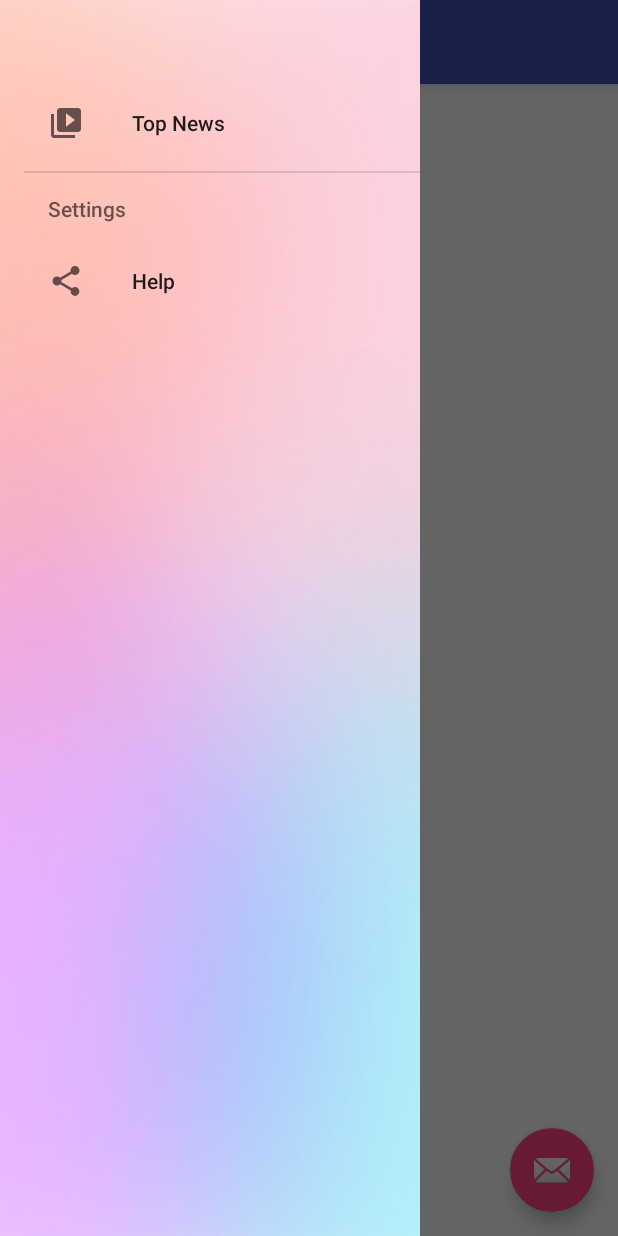
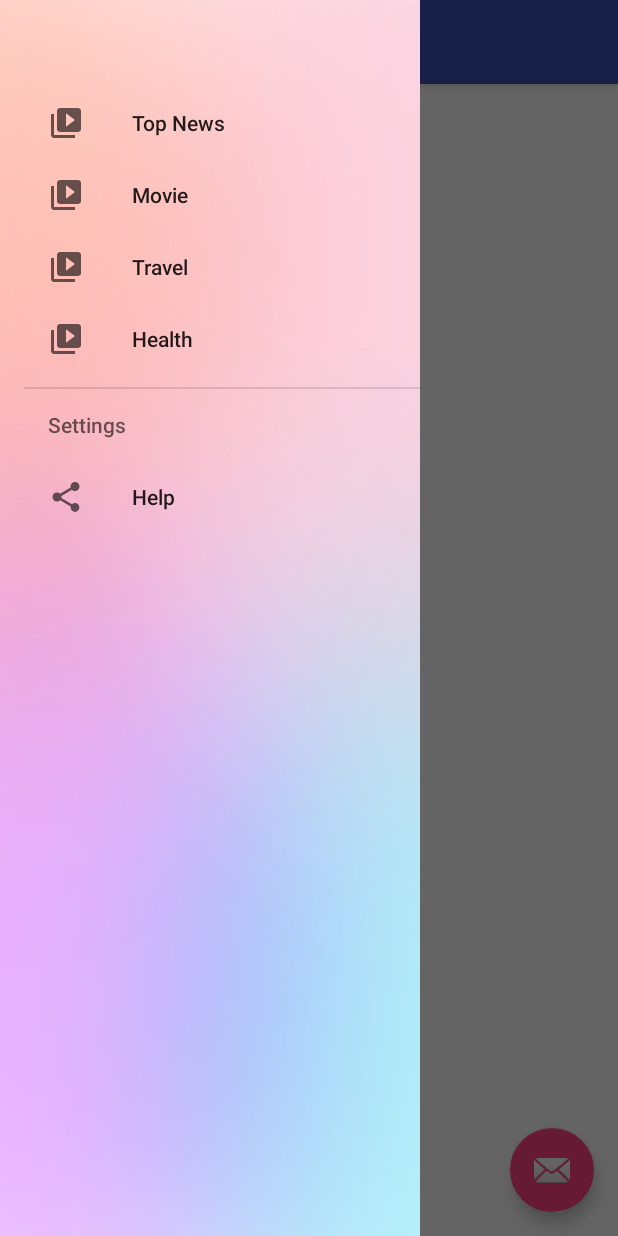
Before and after one commit to joannesong/EnoughApp, an Android app: the screen it shows after launch (NewsActivity), with the side drawer open, on a phone screen of 412 x 824 dp. Run offline under Robolectric (Android 15) with nearby library versions, the phone set to English and light mode, and no system bars.

Commit message:
Created 4 fragments for the news: Top News, Health, Movie, Travel in NewsActivity

```diff
--- a/app/src/main/res/menu/activity_news_drawer.xml
+++ b/app/src/main/res/menu/activity_news_drawer.xml
@@ -8,6 +8,18 @@
       android:id="@+id/nav_topnews"
       android:icon="@drawable/ic_menu_slideshow"
       android:title="@string/top_newsnav"/>
+    <item
+        android:id="@+id/nav_movie"
+        android:icon="@drawable/ic_menu_slideshow"
+        android:title="@string/movie"/>
+    <item
+        android:id="@+id/nav_travel"
+        android:icon="@drawable/ic_menu_slideshow"
+        android:title="@string/travel"/>
+    <item
+        android:id="@+id/nav_health"
+        android:icon="@drawable/ic_menu_slideshow"
+        android:title="@string/health"/>
 
   </group>
 
--- a/app/src/main/res/values/strings.xml
+++ b/app/src/main/res/values/strings.xml
@@ -13,5 +13,8 @@
     <string name="hello_blank_fragment">Hello blank fragment</string>
     <string name="organization">Organization</string>
     <string name="organization_website_link">Organization Website Link</string>
+    <string name="movie">Movie</string>
+    <string name="travel">Travel</string>
+    <string name="health">Health</string>
 
 </resources>
```
Also changed, not shown: app/src/main/java/nyc/c4q/enough/NewsActivity.java (+52 -5 lines), app/src/main/java/nyc/c4q/enough/news/HealthFragment.java (added, +30 -0 lines), app/src/main/java/nyc/c4q/enough/news/MovieFragment.java (added, +30 -0 lines), app/src/main/java/nyc/c4q/enough/news/TopNewsFragment.java (added, +30 -0 lines), app/src/main/java/nyc/c4q/enough/news/TravelFragment.java (added, +30 -0 lines), app/src/main/res/layout/content_news.xml (+8 -3 lines), app/src/main/res/layout/fragment_health.xml (added, +13 -0 lines), app/src/main/res/layout/fragment_movie.xml (added, +13 -0 lines), app/src/main/res/layout/fragment_top_news.xml (added, +13 -0 lines), app/src/main/res/layout/fragment_travel.xml (added, +13 -0 lines).
